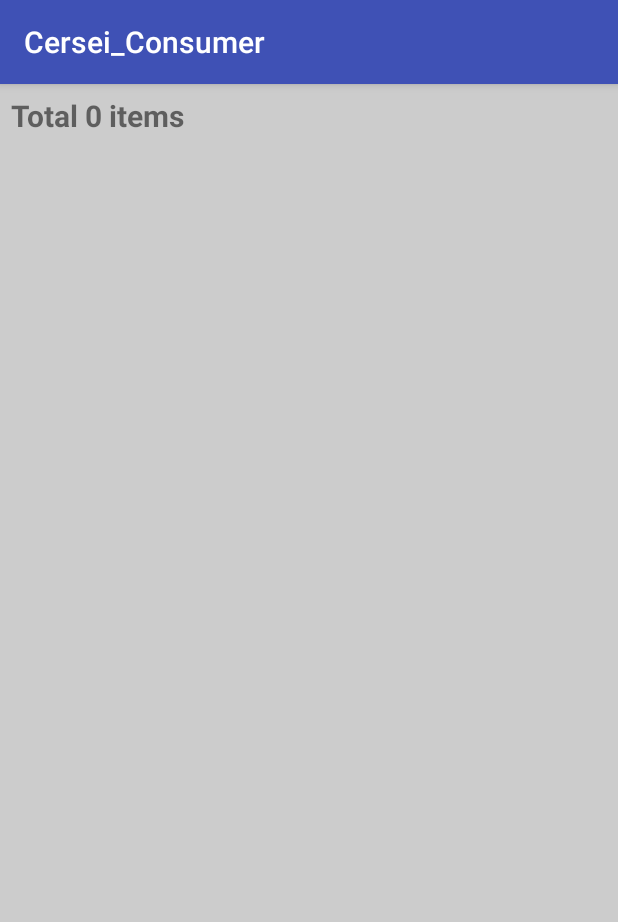
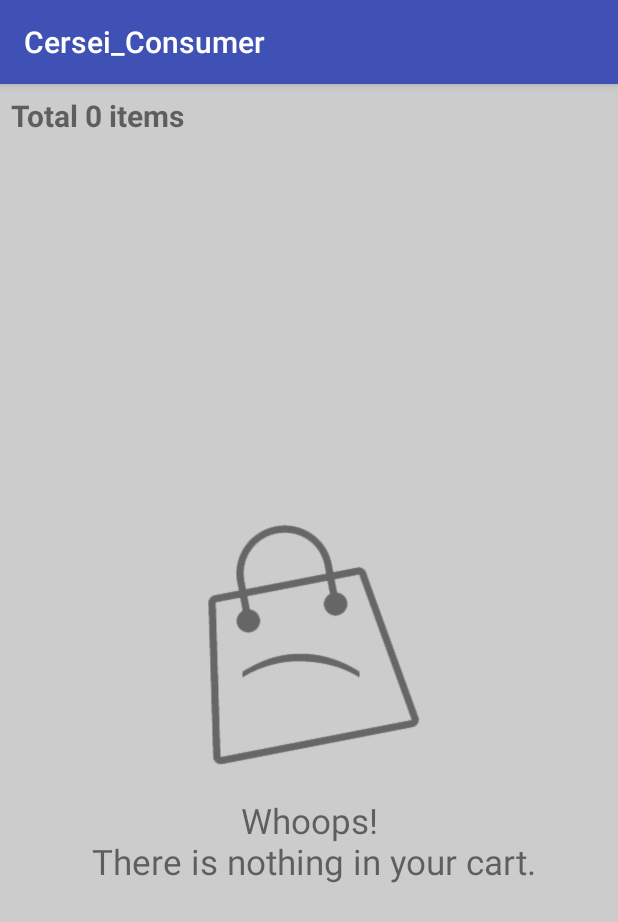
Before and after one commit to pradeep9868/iesrec_reliater, an Android app: the fragment Fragment_Cart shown on its own in the app's theme, on a phone screen of 412 x 824 dp. Shown: the top 922 px of the screen. Run offline under Robolectric (Android 15) with nearby library versions, the phone set to English and light mode, and no system bars; our stand-ins replace Volley; network calls fail.

Commit message:
Finished Work on Add to Cart and Remove From Cart With Sqlite DB

```diff
--- a/app/src/main/java/co/jlabs/cersei_retailer/AdapterReward_Redeemed.java
+++ b/app/src/main/java/co/jlabs/cersei_retailer/AdapterReward_Redeemed.java
@@ -47,7 +47,7 @@ public class AdapterReward_Redeemed extends BaseAdapter {
         } else {
             gridView = (View) convertView;
         }
-
+        //new java.util.Date(Long.parseLong(timeInMillis))
         if(type==0)
         {
             ((TextView)gridView.findViewById(R.id.staricon)).setTextColor(context.getResources().getColor(R.color.orange_dark));
--- a/app/src/main/java/co/jlabs/cersei_retailer/Fragment_Cart.java
+++ b/app/src/main/java/co/jlabs/cersei_retailer/Fragment_Cart.java
@@ -63,6 +63,8 @@ public class Fragment_Cart extends Fragment implements FragmentEventHandler{
 
             }
         };
+        View no_item_cart_view = layoutView.findViewById(R.id.emptycartview);
+        lv.setEmptyView(no_item_cart_view);
         Adapter_Cart adapter_cart = new Adapter_Cart(getContext(),items,handler);
         lv.setAdapter(adapter_cart);
 
--- a/app/src/main/java/co/jlabs/cersei_retailer/Fragment_Offers.java
+++ b/app/src/main/java/co/jlabs/cersei_retailer/Fragment_Offers.java
@@ -33,7 +33,7 @@ public class Fragment_Offers extends Fragment implements FragmentEventHandler {
     int fragVal;
     AutoScrollViewPager vpPager=null;
     FragmentsEventInitialiser eventInitialiser=null;
-    String url = StaticCatelog.geturl()+"cersei/show_offers";
+    String url = StaticCatelog.geturl()+"cersei/consumer/show_offers";
     JSONObject json=null;
     View header;
     RecyclerView recyclerView;
@@ -185,11 +185,11 @@ public class Fragment_Offers extends Fragment implements FragmentEventHandler {
 
         if(location.length()%2==0)
         {
-            url=StaticCatelog.geturl()+"cersei/show_offers?location=2";
+            url=StaticCatelog.geturl()+"cersei/consumer/show_offers?location=2";
         }
         else
         {
-            url=StaticCatelog.geturl()+"cersei/show_offers?location=1";
+            url=StaticCatelog.geturl()+"cersei/consumer/show_offers?location=1";
         }
 
         Log.i("Myapp", "Calling url " + url);
--- a/app/src/main/java/co/jlabs/cersei_retailer/MainDashboard.java
+++ b/app/src/main/java/co/jlabs/cersei_retailer/MainDashboard.java
@@ -60,7 +60,7 @@ public class MainDashboard extends FragmentActivity implements View.OnClickListe
     Boolean loaded_first_page,loaded_second_page,loaded_third_page,loaded_forth_page;
     Boolean was_success_loaded_first_page,was_success_loaded_second_page,was_success_loaded_third_page,was_success_loaded_forth_page;
 
-    String url = StaticCatelog.geturl()+"cersei/location";
+    String url = StaticCatelog.geturl()+"cersei/consumer/location";
 
     NoInternetDialogBox noInternetDialogBox=null;
 
--- a/app/src/main/java/co/jlabs/cersei_retailer/SelectLocation.java
+++ b/app/src/main/java/co/jlabs/cersei_retailer/SelectLocation.java
@@ -29,7 +29,7 @@ public class SelectLocation extends Activity implements LocationPopup.onLocation
     JSONArray data=null;
     ListView lv;
     JSONObject json=null;
-    String url = StaticCatelog.geturl()+"cersei/location";
+    String url = StaticCatelog.geturl()+"cersei/consumer/location";
 
     @Override
     protected void onCreate(Bundle savedInstanceState) {
--- a/app/src/main/java/co/jlabs/cersei_retailer/custom_components/MyImageView.java
+++ b/app/src/main/java/co/jlabs/cersei_retailer/custom_components/MyImageView.java
@@ -52,7 +52,7 @@ public class MyImageView extends NetworkImageView{
                 green=0;
             if(blue<0)
                 blue=0;
-            dominantcolor = Color.argb(180, red,green,blue);
+            dominantcolor = Color.argb(160, red,green,blue);
             if(volleyImageInterface!=null)
             volleyImageInterface.adjustColor(dominantcolor);
 
--- a/app/src/main/res/layout/activity_dashboard.xml
+++ b/app/src/main/res/layout/activity_dashboard.xml
@@ -31,8 +31,6 @@
                 android:theme="@style/ThemeOverlay.AppCompat.Dark" android:orientation="horizontal"
                 android:gravity="center">
 
-                <!--android:paddingTop="?android:attr/actionBarSize"-->
-                <!--android:paddingBottom="?android:attr/actionBarSize"-->
 
                 <ImageView android:layout_width="wrap_content"
                     android:layout_height="wrap_content"
--- a/app/src/main/res/layout/cart_page.xml
+++ b/app/src/main/res/layout/cart_page.xml
@@ -21,5 +21,28 @@
         >
 
     </ListView>
+    <LinearLayout
+        android:id="@+id/emptycartview"
+        android:layout_width="match_parent"
+        android:layout_height="match_parent"
+        android:paddingLeft="@dimen/activity_horizontal_margin"
+        android:paddingRight="@dimen/activity_horizontal_margin"
+        android:paddingTop="@dimen/activity_vertical_margin"
+        android:paddingBottom="@dimen/activity_vertical_margin"
+        android:gravity="center"
+        android:orientation="vertical">
+
+        <ImageView
+            android:layout_width="200dp"
+            android:layout_height="200dp"
+            android:src="@drawable/no_item_cart"/>
+        <TextView
+            android:layout_width="match_parent"
+            android:layout_height="wrap_content"
+            android:gravity="center"
+            android:textSize="23dp"
+            android:text="Whoops!\n There is nothing in your cart."/>
+    </LinearLayout>
+
 
 </LinearLayout>
```
Also changed, not shown: app/src/main/java/co/jlabs/cersei_retailer/Fragment_Points.java (+12 -12 lines), app/src/main/java/co/jlabs/cersei_retailer/RecyclerAdapter.java (+5 -5 lines), app/src/main/java/co/jlabs/cersei_retailer/StaticCatelog.java (+36 -0 lines), app/src/main/java/co/jlabs/cersei_retailer/custom_components/PagerSlidingStripPoints.java (+4 -4 lines), app/src/main/res/layout/lay_points.xml (+10 -9 lines), app/src/main/res/layout/no_item_cart.xml (added, +22 -0 lines), app/src/main/res/drawable/background.png (added), app/src/main/res/drawable/no_item_cart.png (added).
